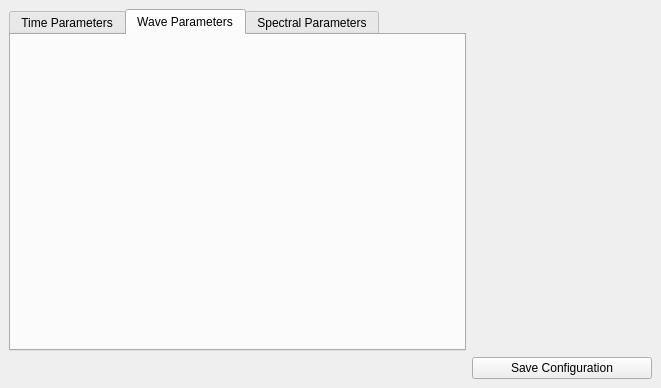
First picture: the form in graphic_interface/UI_Files/ParametersWindow.ui, repository ECMora/SoundLab, before the edit.
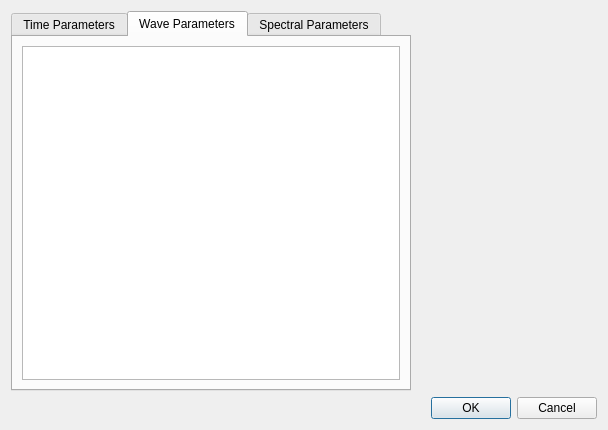
Second picture: the form after the edit. The open tabs and pages were chosen to show the change.

Commit message: interface implemented to use parameter locations dialog

```diff
--- a/graphic_interface/UI_Files/ParametersWindow.ui
+++ b/graphic_interface/UI_Files/ParametersWindow.ui
@@ -1,29 +1,62 @@
 <?xml version="1.0" encoding="UTF-8"?>
 <ui version="4.0">
- <class>MainWindow</class>
- <widget class="QMainWindow" name="MainWindow">
+ <class>Dialog</class>
+ <widget class="QDialog" name="Dialog">
   <property name="geometry">
    <rect>
     <x>0</x>
     <y>0</y>
-    <width>661</width>
-    <height>388</height>
+    <width>604</width>
+    <height>430</height>
    </rect>
   </property>
-  <property name="minimumSize">
-   <size>
-    <width>650</width>
-    <height>0</height>
-   </size>
-  </property>
   <property name="windowTitle">
    <string>Parameters Configuration</string>
   </property>
-  <property name="toolTip">
-   <string>The batch window allow to execute a processing over multiples signal files.</string>
-  </property>
-  <widget class="QWidget" name="centralwidget">
    <layout class="QGridLayout" name="gridLayout">
+   <item row="0" column="0" rowspan="3" colspan="2">
+    <widget class="QTabWidget" name="tab_parameters">
+     <property name="minimumSize">
+      <size>
+       <width>400</width>
+       <height>0</height>
+      </size>
+     </property>
+     <property name="currentIndex">
+      <number>0</number>
+     </property>
+     <widget class="QWidget" name="tab_time_parameters">
+      <attribute name="title">
+       <string>Time Parameters</string>
+      </attribute>
+      <layout class="QGridLayout" name="gridLayout_3">
+       <item row="0" column="0">
+        <widget class="QTableWidget" name="time_parameter_table"/>
+       </item>
+      </layout>
+     </widget>
+     <widget class="QWidget" name="tab_wave_parameters">
+      <attribute name="title">
+       <string>Wave Parameters</string>
+      </attribute>
+      <layout class="QGridLayout" name="gridLayout_4">
+       <item row="0" column="0">
+        <widget class="QTableWidget" name="wave_parameter_table"/>
+       </item>
+      </layout>
+     </widget>
+     <widget class="QWidget" name="tab_spectral_params">
+      <attribute name="title">
+       <string>Spectral Parameters</string>
+      </attribute>
+      <layout class="QGridLayout" name="gridLayout_2">
+       <item row="0" column="1">
+        <widget class="QTableWidget" name="parameter_locations_table"/>
+       </item>
+      </layout>
+     </widget>
+    </widget>
+   </item>
     <item row="3" column="0">
      <spacer name="horizontalSpacer">
       <property name="orientation">
@@ -37,14 +70,17 @@
       </property>
      </spacer>
     </item>
-    <item row="3" column="1">
-     <widget class="QPushButton" name="save_bttn">
-      <property name="text">
-       <string>Save Configuration</string>
+   <item row="3" column="2">
+    <widget class="QDialogButtonBox" name="buttonBox">
+     <property name="orientation">
+      <enum>Qt::Horizontal</enum>
+     </property>
+     <property name="standardButtons">
+      <set>QDialogButtonBox::Cancel|QDialogButtonBox::Ok</set>
       </property>
      </widget>
     </item>
-    <item row="2" column="1">
+   <item row="0" column="2" rowspan="3">
      <widget class="QWidget" name="settings_widget" native="true">
       <property name="sizePolicy">
        <sizepolicy hsizetype="Preferred" vsizetype="Preferred">
@@ -66,36 +102,7 @@
       </property>
      </widget>
     </item>
-    <item row="2" column="0">
-     <widget class="QTabWidget" name="tab_parameters">
-      <property name="currentIndex">
-       <number>2</number>
-      </property>
-      <widget class="QWidget" name="tab_time_parameters">
-       <attribute name="title">
-        <string>Time Parameters</string>
-       </attribute>
-       <layout class="QGridLayout" name="gridLayout_3"/>
-      </widget>
-      <widget class="QWidget" name="tab_wave_parameters">
-       <attribute name="title">
-        <string>Wave Parameters</string>
-       </attribute>
-      </widget>
-      <widget class="QWidget" name="tab_spectral_params">
-       <attribute name="title">
-        <string>Spectral Parameters</string>
-       </attribute>
-       <layout class="QGridLayout" name="gridLayout_2">
-        <item row="0" column="1">
-         <widget class="QTableWidget" name="parameter_locations_table"/>
-        </item>
-       </layout>
-      </widget>
-     </widget>
-    </item>
-   </layout>
-  </widget>
+  </layout>
  </widget>
  <resources/>
  <connections/>
```
Left out of the diff: 42 changed lines with no effect on the pictures. Lines whose indentation alone changed are shown as unchanged. The commit also changes 12 other files.
